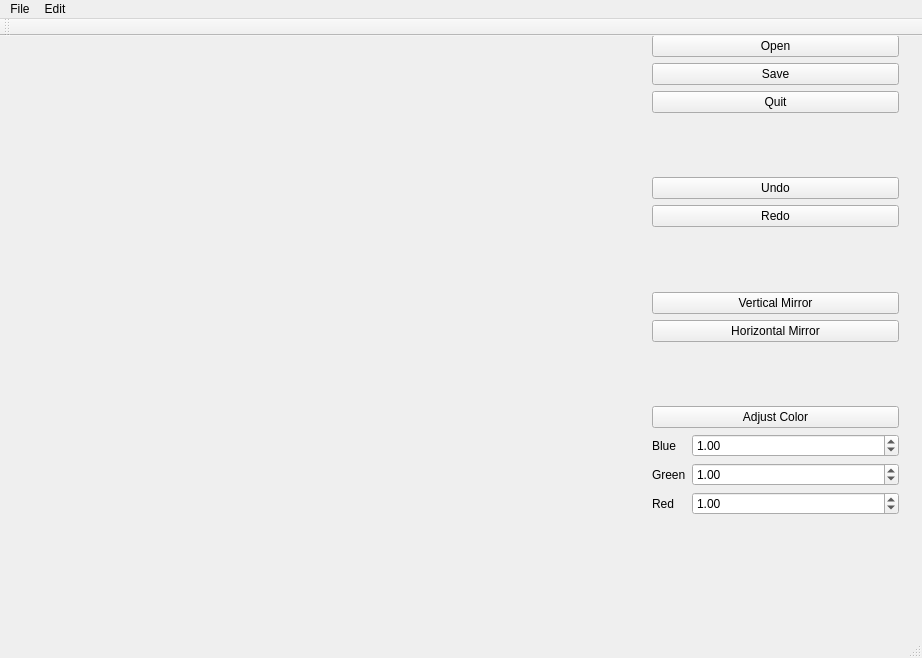
Before: the Qt Designer form undomainwin.ui in mwallace/undomainwin, drawn with Qt 5.
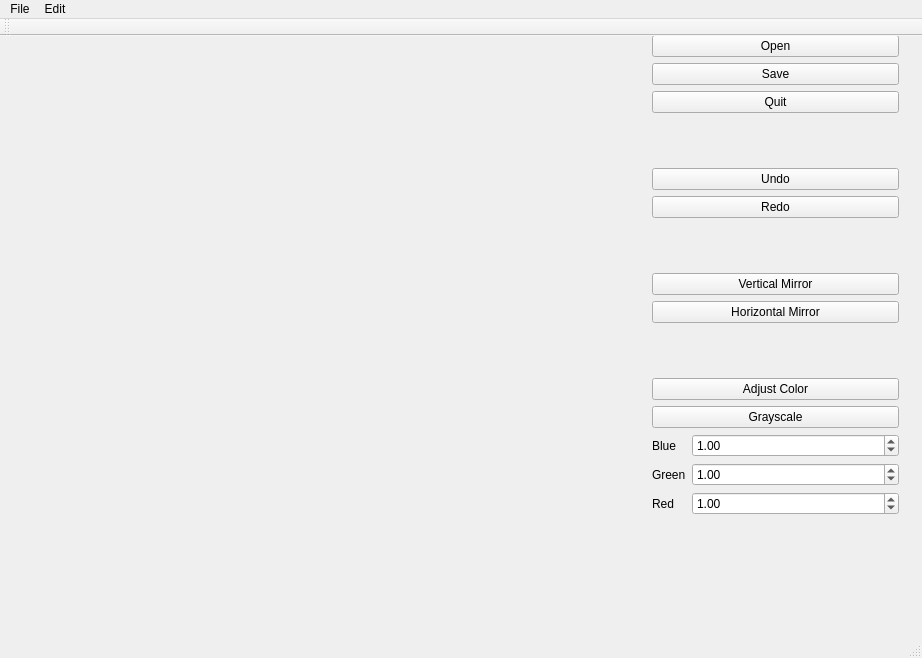
After: the same form once the commit is applied.

Commit message: Added greyscale class

```diff
--- a/undomainwin.ui
+++ b/undomainwin.ui
@@ -161,6 +161,13 @@
          </property>
         </widget>
        </item>
+       <item>
+        <widget class="QPushButton" name="grayscaleButton">
+         <property name="text">
+          <string>Grayscale</string>
+         </property>
+        </widget>
+       </item>
        <item>
         <layout class="QFormLayout" name="formLayout">
          <item row="1" column="0">
```
Left out of the diff: 8 changed lines with no effect on the pictures. The commit also changes 5 other files.
